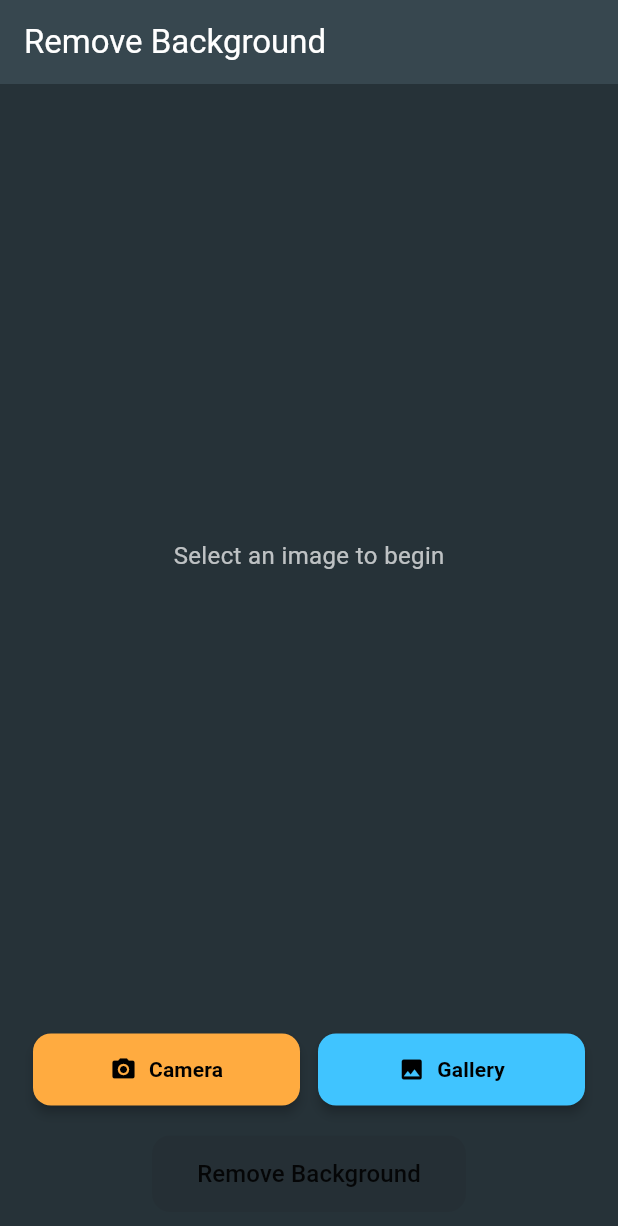
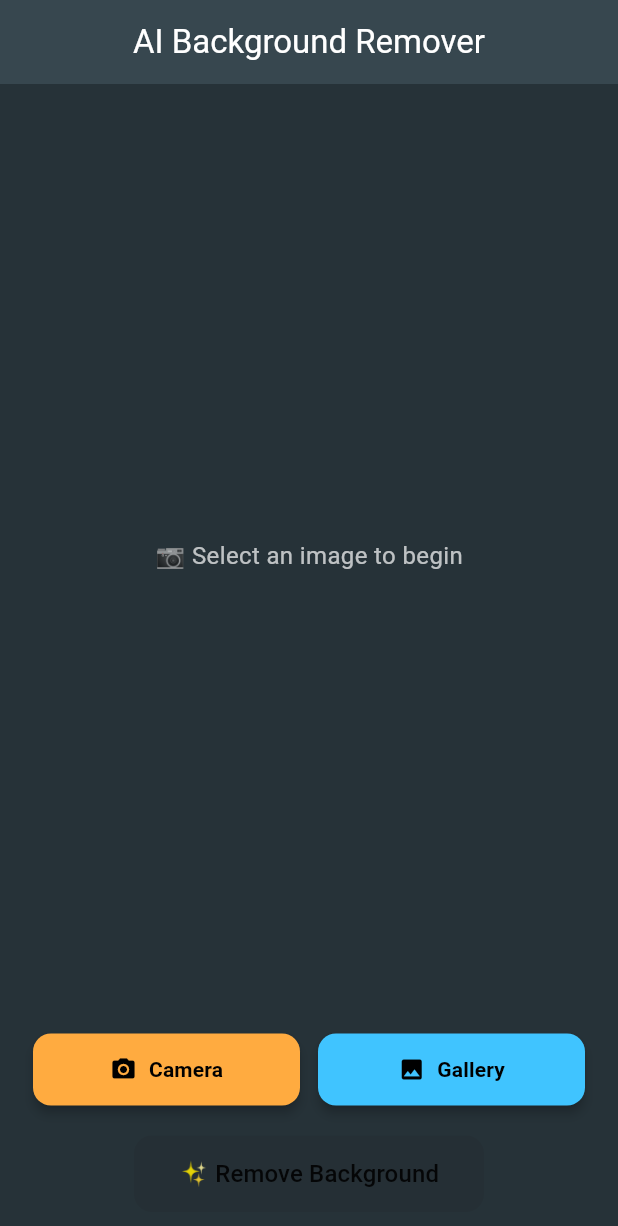
Before and after one commit to muhammadhassanmahar/Background-Remover-App, a Flutter app: the screen it shows after launch, on a phone screen of 412 x 824 dp. Shown: the top 1226 px of the screen. Run offline on Flutter 3.47's test engine with Material 3 defaults, Android fonts, the phone set to English and light mode, and no system bars; our stand-ins replace image_picker.

Commit message:
your commit message

```diff
--- a/lib/screens/background_remover_screen.dart
+++ b/lib/screens/background_remover_screen.dart
@@ -1,5 +1,5 @@
 import 'dart:io' show File;
-import 'package:flutter/foundation.dart'; // ✅ for kIsWeb & Uint8List
+import 'package:flutter/foundation.dart'; // ✅ For kIsWeb & Uint8List
 import 'package:flutter/material.dart';
 import 'package:image_picker/image_picker.dart';
 import '../services/api_service.dart';
@@ -15,9 +15,9 @@ class BackgroundRemoverScreen extends StatefulWidget {
 }
 
 class _BackgroundRemoverScreenState extends State<BackgroundRemoverScreen> {
-  File? _selectedImageFile;       // ✅ For mobile/desktop
+  File? _selectedImageFile; // ✅ For mobile/desktop
   Uint8List? _selectedImageBytes; // ✅ For web
-  Uint8List? _processedImage;     // ✅ API result
+  Uint8List? _processedImage; // ✅ API result
   bool _isLoading = false;
 
   final ImagePicker _picker = ImagePicker();
@@ -90,28 +90,29 @@ class _BackgroundRemoverScreenState extends State<BackgroundRemoverScreen> {
     return Scaffold(
       backgroundColor: Colors.blueGrey[900],
       appBar: AppBar(
-        title: const Text("Remove Background"),
+        title: const Text("AI Background Remover"),
         backgroundColor: Colors.blueGrey[800],
         elevation: 0,
+        centerTitle: true,
       ),
-      body: Padding(
+      body: SafeArea(
+        child: Padding(
           padding: const EdgeInsets.all(16),
           child: Column(
             children: [
               // ✅ Image Preview
-            if (hasImage)
               Expanded(
-                child: ResultPreview(
-                  originalImage: _selectedImageFile ?? _selectedImageBytes!,
+                child: hasImage
+                    ? ResultPreview(
+                        originalImage: _selectedImageFile ??
+                            _selectedImageBytes!, // handles both
                         processedImage: _processedImage,
-                ),
                       )
-            else
-              const Expanded(
-                child: Center(
+                    : const Center(
                         child: Text(
-                    "Select an image to begin",
-                    style: TextStyle(color: Colors.white70, fontSize: 16),
+                          "📷 Select an image to begin",
+                          style:
+                              TextStyle(color: Colors.white70, fontSize: 16),
                         ),
                       ),
               ),
@@ -147,13 +148,14 @@ class _BackgroundRemoverScreenState extends State<BackgroundRemoverScreen> {
                 ),
                 onPressed: hasImage && !_isLoading ? _removeBackground : null,
                 child: const Text(
-                "Remove Background",
+                  "✨ Remove Background",
                   style: TextStyle(fontSize: 16, color: Colors.black87),
                 ),
               ),
             ],
           ),
         ),
+      ),
     );
   }
 }
```
Lines whose indentation alone changed are shown as unchanged.
